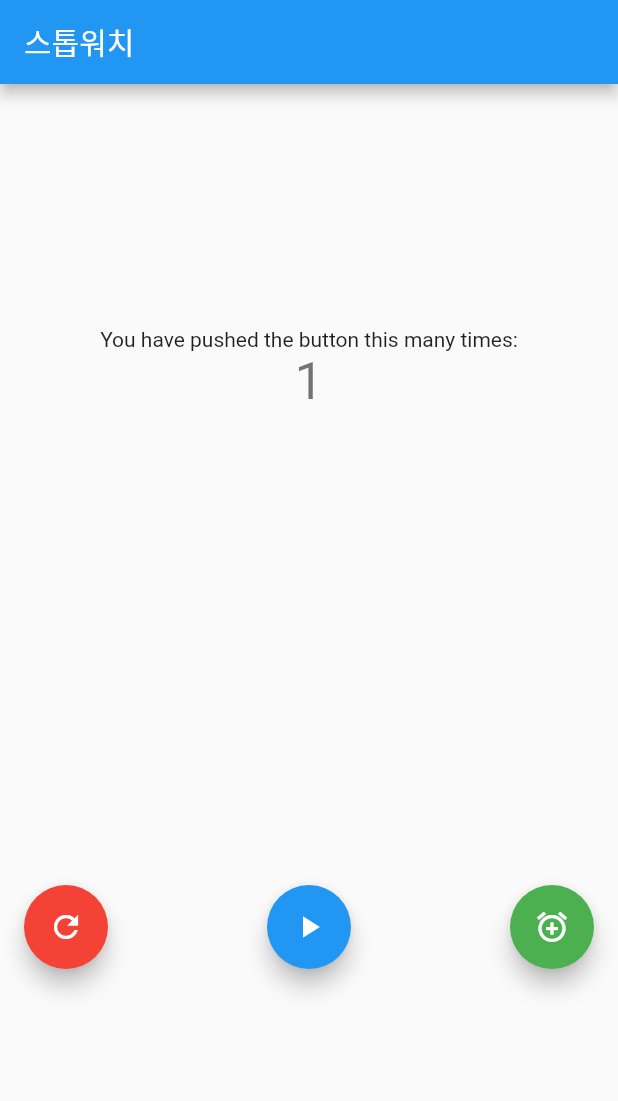
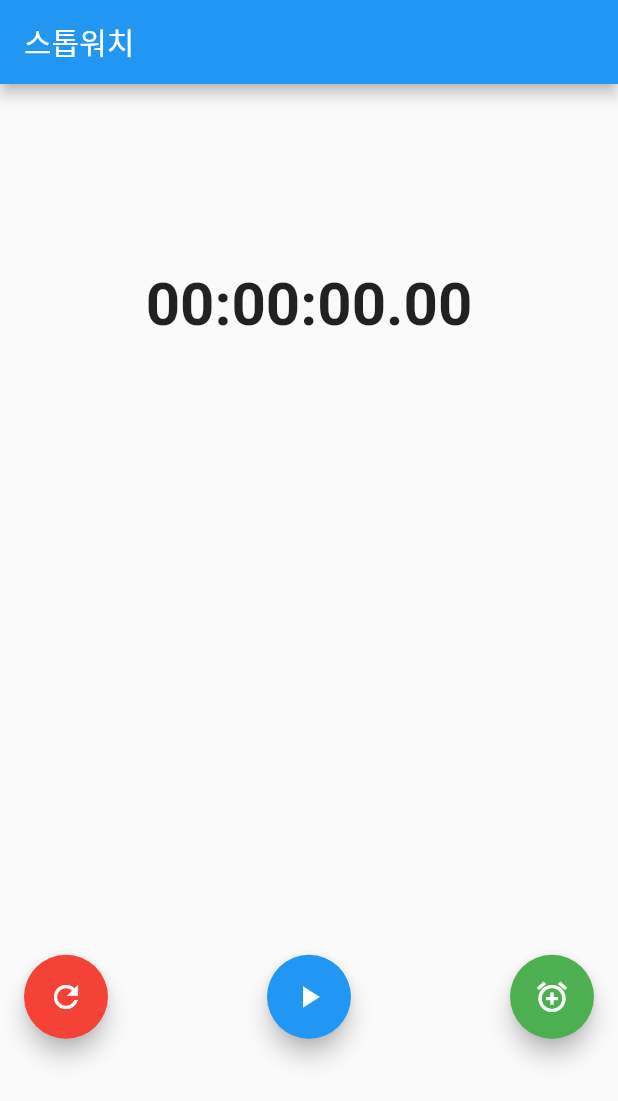
Before and after one commit to navyCK/stopwatch_app, a Flutter app: the screen it shows after launch, after a tap on the "refresh" icon, on a phone screen of 412 x 824 dp. Shown: the top 1101 px of the screen. Run offline on Flutter 3.47's test engine with Material 2 defaults, Android fonts, the phone set to English and light mode, and no system bars; our stand-ins replace stop_watch_timer; Roboto replaces fonts that are missing (Helvetica).

```diff
--- a/lib/main.dart
+++ b/lib/main.dart
@@ -1,4 +1,5 @@
 import 'package:flutter/material.dart';
+import 'package:stop_watch_timer/stop_watch_timer.dart';
 
 void main() {
   runApp(MyApp());
@@ -8,11 +9,6 @@ class MyApp extends StatelessWidget {
   @override
   Widget build(BuildContext context) {
     return MaterialApp(
-      title: 'Flutter Demo',
-      theme: ThemeData(
-        primarySwatch: Colors.blue,
-        visualDensity: VisualDensity.adaptivePlatformDensity,
-      ),
       home: MyHomePage(title: '스톱워치'),
     );
   }
@@ -28,12 +24,26 @@ class MyHomePage extends StatefulWidget {
 }
 
 class _MyHomePageState extends State<MyHomePage> {
-  int _counter = 0;
 
-  void _incrementCounter() {
-    setState(() {
-      _counter++;
-    });
+  final _isHours = true;
+  final StopWatchTimer _stopWatchTimer = StopWatchTimer(
+
+  );
+
+  final _scrollController = ScrollController();
+
+  Icon _icon = Icon(Icons.play_arrow,);
+  Color _color = Colors.blue;
+
+  @override
+  void initState() {
+    super.initState();
+  }
+
+  @override
+  void dispose() async {
+    super.dispose();
+    await _stopWatchTimer.dispose();
   }
 
   @override
@@ -46,15 +56,90 @@ class _MyHomePageState extends State<MyHomePage> {
         child: Column(
           mainAxisAlignment: MainAxisAlignment.center,
           children: <Widget>[
-            Text(
-              'You have pushed the button this many times:',
+            Padding(
+              padding: const EdgeInsets.only(bottom: 0),
+              child: StreamBuilder<int>(
+                stream: _stopWatchTimer.rawTime,
+                initialData: _stopWatchTimer.rawTime.value,
+                builder: (context, snap) {
+                  final value = snap.data;
+                  final displayTime =
+                  StopWatchTimer.getDisplayTime(value, hours: _isHours);
+                  return Column(
+                    children: <Widget>[
+                      Padding(
+                        padding: const EdgeInsets.all(8),
+                        child: Text(
+                          displayTime,
+                          style: const TextStyle(
+                              fontSize: 40,
+                              fontFamily: 'Helvetica',
+                              fontWeight: FontWeight.bold),
+                        ),
+                      ),
+
+                    ],
+                  );
+                },
+              ),
             ),
-            Text(
-              '$_counter',
-              style: Theme.of(context).textTheme.headline4,
+
+            SizedBox(
+              height: 10,
             ),
+
+            Container(
+              height: 330,
+              margin: const EdgeInsets.all(8),
+              child: StreamBuilder<List<StopWatchRecord>>(
+                stream: _stopWatchTimer.records,
+                initialData: _stopWatchTimer.records.value,
+                builder: (context, snap) {
+                  final value = snap.data;
+                  if (value.isEmpty) {
+                    return Container();
+                  }
+                  Future.delayed(const Duration(milliseconds: 100), () {
+                    _scrollController.animateTo(
+                        _scrollController.position.maxScrollExtent,
+                        duration: const Duration(milliseconds: 200),
+                        curve: Curves.easeOut);
+                  });
+                  print('Listen records. $value');
+                  return ListView.builder(
+                    controller: _scrollController,
+                    scrollDirection: Axis.vertical,
+                    itemBuilder: (BuildContext context, int index) {
+                      final data = value[index];
+                      return Column(
+                        children: <Widget>[
+                          Padding(
+                            padding: const EdgeInsets.all(8),
+                            child: Text(
+                              '${index + 1}등 \t ${data.displayTime}',
+                              style: const TextStyle(
+                                  fontSize: 17,
+                                  fontFamily: 'Helvetica',
+                                  fontWeight: FontWeight.bold),
+                            ),
+                          ),
+                          const Divider(
+                            height: 1,
+                          )
+                        ],
+                      );
+                    },
+                    itemCount: value.length,
+                  );
+                },
+              ),
+            ),
+
+
+
+
             SizedBox(
-              height: 300,
+              height: 30,
             ),
             Padding(
               padding: const EdgeInsets.all(16.0),
@@ -63,27 +148,50 @@ class _MyHomePageState extends State<MyHomePage> {
                   Align(
                     alignment: Alignment.bottomLeft,
                     child: FloatingActionButton(
-                      onPressed: _incrementCounter,
-                      tooltip: 'Increment',
+                      tooltip: '초기화',
                       child: Icon(Icons.refresh),
                       backgroundColor: Colors.red,
+                      onPressed: () {
+                        setState(() {
+                          _icon = Icon(Icons.play_arrow);
+                          _color = Colors.blue;
+                        });
+                        _stopWatchTimer.onExecute.add(StopWatchExecute.reset);
+                      },
                     ),
                   ),
                   Align(
                     alignment: Alignment.bottomCenter,
                     child: FloatingActionButton(
-                      onPressed: _incrementCounter,
-                      tooltip: 'Increment',
-                      child: Icon(Icons.play_arrow),
+                      tooltip: '시작 / 일시정지',
+                      child: _icon,
+                      backgroundColor: _color,
+                      onPressed: () {
+                        setState(() {
+                          if (_stopWatchTimer.isRunning) {
+                            _icon = Icon(Icons.play_arrow);
+                            _color = Colors.blue;
+                            _stopWatchTimer.onExecute.add(StopWatchExecute.stop);
+                          } else {
+                            _icon = Icon(Icons.pause);
+                            _color = Colors.grey;
+                            _stopWatchTimer.onExecute.add(StopWatchExecute.start);
+                          }
+                        });
+
+
+                      },
                     ),
                   ),
                   Align(
                     alignment: Alignment.bottomRight,
                     child: FloatingActionButton(
-                      onPressed: _incrementCounter,
-                      tooltip: 'Increment',
+                      tooltip: '기록 추가',
                       child: Icon(Icons.add_alarm),
                       backgroundColor: Colors.green,
+                      onPressed: () {
+                        _stopWatchTimer.onExecute.add(StopWatchExecute.lap);
+                      },
                     ),
                   ),
                 ],
--- a/pubspec.yaml
+++ b/pubspec.yaml
@@ -21,6 +21,7 @@ environment:
   sdk: ">=2.7.0 <3.0.0"
 
 dependencies:
+  stop_watch_timer:
   flutter:
     sdk: flutter
 
```
Also changed, not shown: pubspec.lock.
